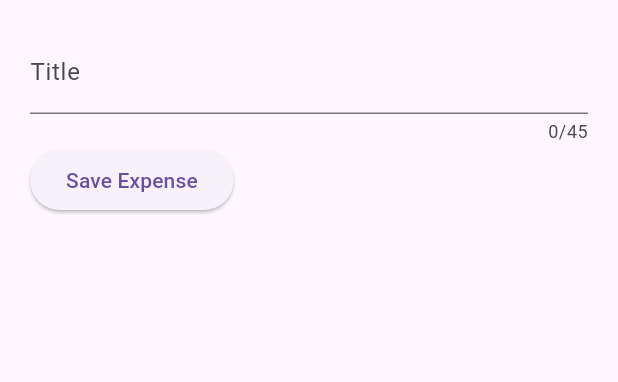
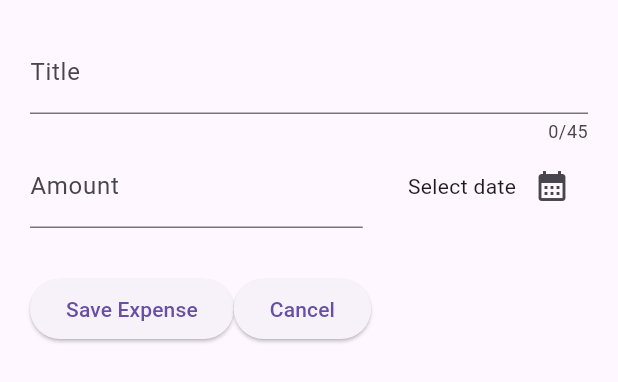
Before and after one commit to JenkinHe/travelexpenseapp-flutter, a Flutter app: the NewExpense widget shown alone on an empty page, opened directly, on a phone screen of 412 x 824 dp. Shown: the top 382 px of the screen. Run offline on Flutter 3.47's test engine with Material 3 defaults, Android fonts, the phone set to English and light mode, and no system bars.

Commit message:
design modal and select date

```diff
--- a/travelexpenses/lib/widgets/new_expense.dart
+++ b/travelexpenses/lib/widgets/new_expense.dart
@@ -1,4 +1,6 @@
+import 'package:flutter/cupertino.dart';
 import 'package:flutter/material.dart';
+import 'package:flutter/widgets.dart';
 
 class NewExpense extends StatefulWidget {
   const NewExpense({super.key});
@@ -11,12 +13,12 @@ class NewExpense extends StatefulWidget {
 }
 
 class _NewExpenseState extends State<NewExpense> {
-
-  final _titleController =TextEditingController();
-
+  final _titleController = TextEditingController();
+  final _amountController = TextEditingController();
   @override
-  void dispose(){
+  void dispose() {
     _titleController.dispose();
+    _amountController.dispose();
     super.dispose();
   }
 
@@ -34,12 +36,41 @@ class _NewExpenseState extends State<NewExpense> {
             ),
           ),
           Row(
+              children: [
+                Expanded(
+                  child: TextField(
+                    controller: _amountController,
+                    keyboardType: TextInputType.number,
+                    decoration: const InputDecoration(
+                      prefixText: '\$',
+                      label: Text("Amount"),
+                    ),
+                  ),
+                ),
+                const SizedBox(width: 30,),
+                Row(
+                  mainAxisAlignment: MainAxisAlignment.end,
+                  crossAxisAlignment: CrossAxisAlignment.center,
+                  children: [
+                  Text("Select date"),
+                  IconButton(onPressed: (){}, icon: const Icon(Icons.calendar_month))
+                ],)
+              ],
+            ),
+          const SizedBox(height: 30,),
+          Row(
             children: [
               ElevatedButton(
                   onPressed: () {
                     print(_titleController.text);
+                    print(_amountController.text);
                   },
-                  child: const Text("Save Expense"))
+                  child: const Text("Save Expense")),
+              ElevatedButton(
+                  onPressed: () {
+                    Navigator.pop(context);
+                  },
+                  child: const Text("Cancel"))
             ],
           )
         ],
```
